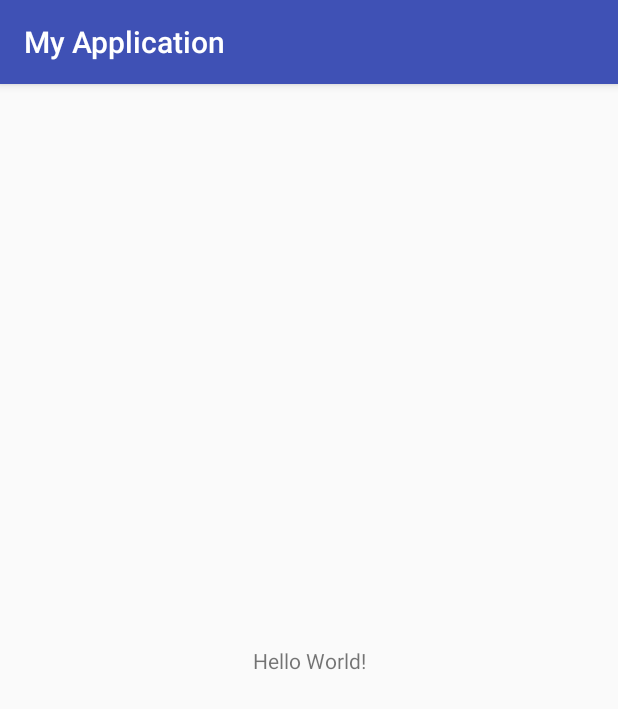
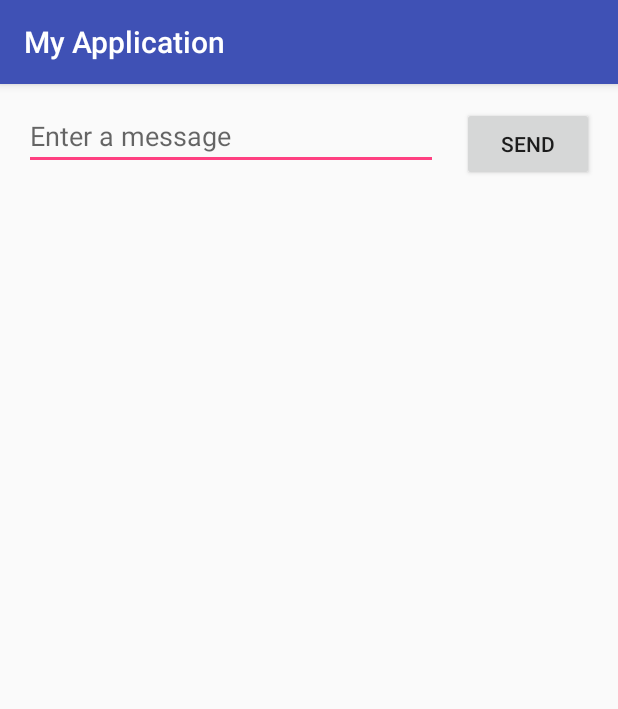
Before and after one commit to thaingo/AndroidAppTraining, an Android app: the screen it shows after launch (MainActivity), on a phone screen of 412 x 824 dp. Shown: the top 709 px of the screen. Run offline under Robolectric (Android 15) with nearby library versions, the phone set to English and light mode, and no system bars.

Commit message:
building ui

```diff
--- a/app/src/main/res/layout/activity_main.xml
+++ b/app/src/main/res/layout/activity_main.xml
@@ -1,19 +1,34 @@
 <?xml version="1.0" encoding="utf-8"?>
-<android.support.constraint.ConstraintLayout
-    xmlns:android="http://schemas.android.com/apk/res/android"
-    xmlns:tools="http://schemas.android.com/tools"
-    xmlns:app="http://schemas.android.com/apk/res-auto"
-    android:layout_width="match_parent"
-    android:layout_height="match_parent"
-    tools:context="com.example.thaingo.myapplication.MainActivity">
+<android.support.constraint.ConstraintLayout xmlns:android="http://schemas.android.com/apk/res/android"
+  xmlns:tools="http://schemas.android.com/tools"
+  xmlns:app="http://schemas.android.com/apk/res-auto"
+  android:layout_width="match_parent"
+  android:layout_height="match_parent"
+  tools:context="com.example.thaingo.myapplication.MainActivity">
 
-  <TextView
-      android:layout_width="wrap_content"
-      android:layout_height="wrap_content"
-      android:text="Hello World!"
-      app:layout_constraintBottom_toBottomOf="parent"
-      app:layout_constraintLeft_toLeftOf="parent"
-      app:layout_constraintRight_toRightOf="parent"
-      app:layout_constraintTop_toTopOf="parent"/>
+  <EditText
+    android:id="@+id/editText"
+    android:layout_width="0dp"
+    android:layout_height="41dp"
+    android:layout_marginStart="16dp"
+    android:layout_marginTop="16dp"
+    android:ems="10"
+    android:hint="@string/edit_message"
+    android:inputType="textPersonName"
+    app:layout_constraintEnd_toStartOf="@+id/button"
+    app:layout_constraintHorizontal_bias="0.5"
+    app:layout_constraintStart_toStartOf="parent"
+    app:layout_constraintTop_toTopOf="parent" />
 
+  <Button
+    android:text="@string/button_send"
+    android:layout_width="wrap_content"
+    android:layout_height="49dp"
+    android:id="@+id/button"
+    app:layout_constraintStart_toEndOf="@+id/editText"
+    android:layout_marginStart="16dp"
+    app:layout_constraintBaseline_toBaselineOf="@+id/editText"
+    app:layout_constraintHorizontal_bias="0.5"
+    app:layout_constraintEnd_toEndOf="parent"
+    android:layout_marginEnd="16dp" />
 </android.support.constraint.ConstraintLayout>
--- a/app/src/main/res/values/strings.xml
+++ b/app/src/main/res/values/strings.xml
@@ -1,3 +1,5 @@
 <resources>
   <string name="app_name">My Application</string>
+  <string name="edit_message">Enter a message</string>
+  <string name="button_send">Send</string>
 </resources>
```
